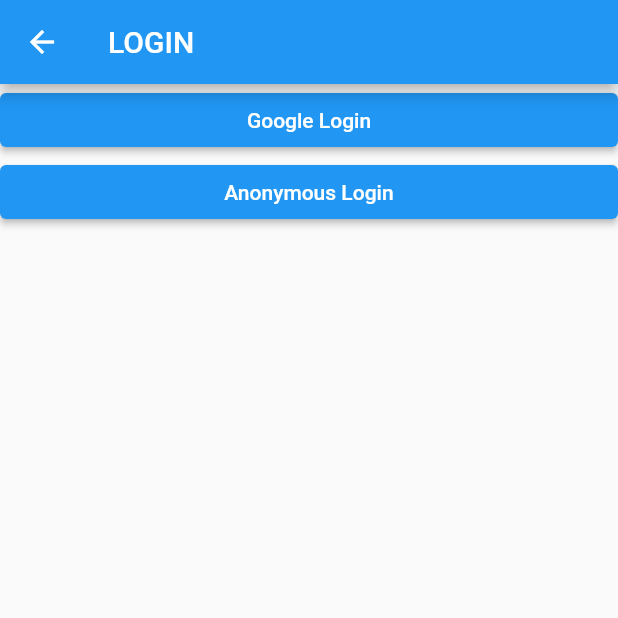
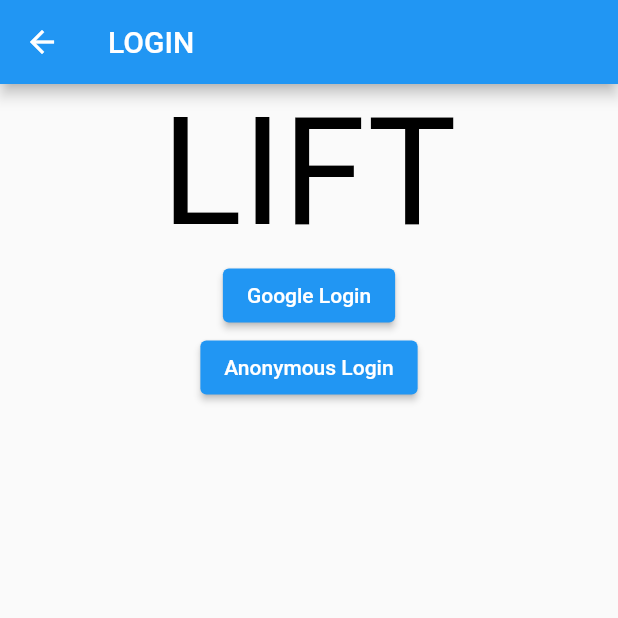
Before and after one commit to sehan2709-cmis/lift, a Flutter app: the screen it shows after launch, on a phone screen of 412 x 824 dp, the top half of it. Run offline on Flutter 3.47's test engine with Material 2 defaults, Android fonts, the phone set to English and light mode, and no system bars; drawn by our look-alikes of animated_text_kit; our stand-ins replace firebase_auth, firebase_core, google_sign_in; accounts and stored records are empty; Roboto replaces fonts that are missing (Horizon).

Commit message:
Add auth_ui and animated_text_kit package

```diff
--- a/lib/login.dart
+++ b/lib/login.dart
@@ -1,10 +1,11 @@
 import 'dart:developer';
-
+import 'package:animated_text_kit/animated_text_kit.dart';
 import 'package:firebase_auth/firebase_auth.dart';
 import 'package:flutter/material.dart';
 import 'package:google_sign_in/google_sign_in.dart';
 import 'package:lift/state_management/ApplicationState.dart';
 import 'package:provider/provider.dart';
+import 'package:google_sign_in/google_sign_in.dart';
 
 class LoginPage extends StatefulWidget {
   const LoginPage({super.key});
@@ -14,36 +15,72 @@ class LoginPage extends StatefulWidget {
 }
 
 class _LoginPageState extends State<LoginPage> {
+  final colorizeColors = [
+    Colors.black,
+    Colors.black45,
+    Colors.black12,
+    Colors.grey,
+    // Colors.purple,
+    // Colors.blue,
+    // Colors.yellow,
+    // Colors.red,
+  ];
+
+  final colorizeTextStyle = TextStyle(
+    fontSize: 100.0,
+    fontFamily: 'Horizon',
+  );
+
   @override
   Widget build(BuildContext context) {
-    final simpleAppState = Provider.of<ApplicationState>(context, listen: false);
+    final simpleAppState =
+        Provider.of<ApplicationState>(context, listen: false);
 
     return Scaffold(
       appBar: AppBar(
         title: Text("LOGIN"),
       ),
       body: SafeArea(
-        child: ListView(
+        child: Center (
+            child:
+            Column(
               children: [
+                AnimatedTextKit(
+                  animatedTexts: [
+                    ColorizeAnimatedText(
+                      'LIFT',
+                      textStyle: colorizeTextStyle,
+                      colors: colorizeColors,
+                      speed: Duration(seconds: 3),
+                    ),
+                  ],
+                  pause: Duration(seconds: 3),
+                  stopPauseOnTap: true,
+                  isRepeatingAnimation: true,
+                  onTap: () {
+                    // Tap event
+                  },
+                ),
                 ElevatedButton(
+                  child: Text("Google Login"),
                   onPressed: () async {
                     final login_sucess = signInWithGoogle();
-                if(await login_sucess){
+                    if (await login_sucess) {
                       Navigator.of(context).pop();
                     }
                   },
-              child: Text("Google Login"),
                 ),
                 ElevatedButton(
                   onPressed: () async {
                     final login_sucess = anonymousSignIn();
-                if(await login_sucess){
+                    if (await login_sucess) {
                       Navigator.of(context).pop();
                     }
                   },
                   child: Text("Anonymous Login"),
                 ),
               ],
+            ),
         ),
       ),
     );
```
Lines whose indentation alone changed are shown as unchanged.
